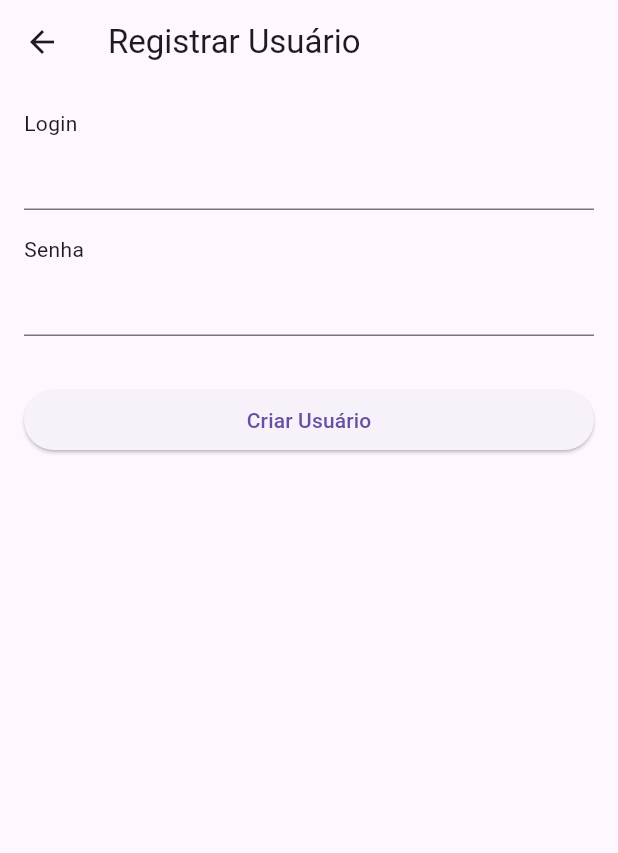
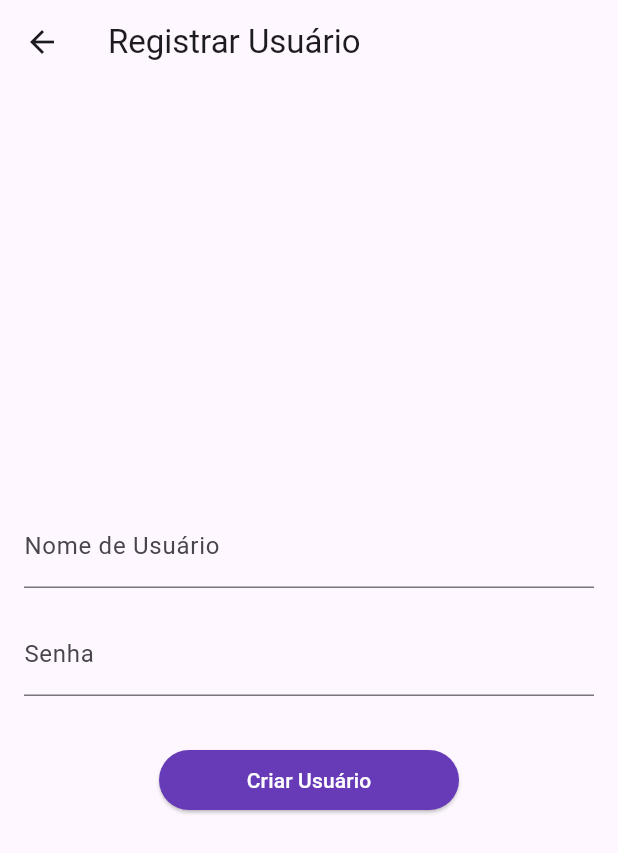
Before and after one commit to WendellSantoslyn/App-Pet-Virtual, a Flutter app: the screen it shows after launch, after a tap on "Registrar", on a phone screen of 412 x 824 dp. Shown: the top 853 px of the screen. Run offline on Flutter 3.47's test engine with Material 3 defaults, Android fonts, the phone set to English and light mode, and no system bars; missing offline and left inert: model_viewer_plus; network calls fail.

Commit message:
Versão 1.1
- Grandes alterações de layout (centralização do conteúdo e inserção de cores).

- Decidir se adicionar uma imagem background para telas de login/cadastro.

```diff
--- a/frontend/virtuapet/lib/ui/home.dart
+++ b/frontend/virtuapet/lib/ui/home.dart
@@ -12,8 +12,16 @@ class Home extends StatelessWidget {
           child: Column(
             mainAxisAlignment: MainAxisAlignment.center,
             children: [
-              Image.asset("../web/icons/Icon512.png"),
-              const SizedBox(height: 40),
+              Image.asset('assets/Dark_Icon-192.png'),
+              const SizedBox(
+                height: 60,
+                child: Text('VirtuaPet',
+                  style: TextStyle(
+                    fontSize: 24,
+                    //fontWeight: FontWeight.bold,
+                  ),
+                ),
+              ),
 
               SizedBox(
                 width: 200,
--- a/frontend/virtuapet/lib/ui/user_registrar.dart
+++ b/frontend/virtuapet/lib/ui/user_registrar.dart
@@ -24,15 +24,15 @@ class _RegistrarState extends State<Registrar> {
         senhaCtrl.text.trim(),
       );
 
-      ScaffoldMessenger.of(context).showSnackBar(
-        SnackBar(content: Text("Usuário criado! ID: ${user.id}")),
-      );
+      ScaffoldMessenger.of(
+        context,
+      ).showSnackBar(SnackBar(content: Text("Usuário criado! ID: ${user.id}")));
 
       Navigator.pop(context); // volta pra tela anterior
     } catch (e) {
-      ScaffoldMessenger.of(context).showSnackBar(
-        SnackBar(content: Text("Erro: $e")),
-      );
+      ScaffoldMessenger.of(
+        context,
+      ).showSnackBar(SnackBar(content: Text("Erro: $e")));
     }
 
     setState(() => loading = false);
@@ -42,34 +42,51 @@ class _RegistrarState extends State<Registrar> {
   Widget build(BuildContext context) {
     return Scaffold(
       appBar: AppBar(title: const Text("Registrar Usuário")),
-      body: Padding(
+      body: Center(
+        child: Padding(
           padding: const EdgeInsets.all(16.0),
           child: Column(
-          crossAxisAlignment: CrossAxisAlignment.start,
+            mainAxisAlignment: MainAxisAlignment.center,
+            crossAxisAlignment: CrossAxisAlignment.center,
             children: [
-            const Text("Login"),
-            TextField(controller: loginCtrl),
+              //const Text("Login"),
+              SizedBox(
+                width: 400,
+                child: TextField(
+                  controller: loginCtrl,
+                  decoration: InputDecoration(labelText: 'Nome de Usuário'),
+                ),
+              ),
 
               const SizedBox(height: 16),
 
-            const Text("Senha"),
-            TextField(
+              //const Text("Senha"),
+              SizedBox(
+                width: 400,
+                child: TextField(
                   controller: senhaCtrl,
                   obscureText: true,
+                  decoration: InputDecoration(labelText: 'Senha'),
+                ),
               ),
 
               const SizedBox(height: 32),
 
               SizedBox(
-              width: double.infinity,
+                width: 200,
                 child: ElevatedButton(
+                  style: OutlinedButton.styleFrom(
+                    backgroundColor: Colors.deepPurple,
+                    foregroundColor: Colors.white,
+                  ),
                   onPressed: loading ? null : registrar,
                   child: loading
                       ? const CircularProgressIndicator()
                       : const Text("Criar Usuário"),
                 ),
-            )
+              ),
             ],
+          ),
         ),
       ),
     );
```
Also changed, not shown: frontend/virtuapet/lib/ui/petsetup.dart (+35 -12 lines), frontend/virtuapet/lib/ui/user_login.dart (+5 -5 lines), frontend/virtuapet/pubspec.yaml (+4 -3 lines), frontend/virtuapet/assets/Dark_Icon-192.png (added), frontend/virtuapet/assets/Dark_Icon-512.png (added), 1 other file. Lines whose indentation alone changed are shown as unchanged.
